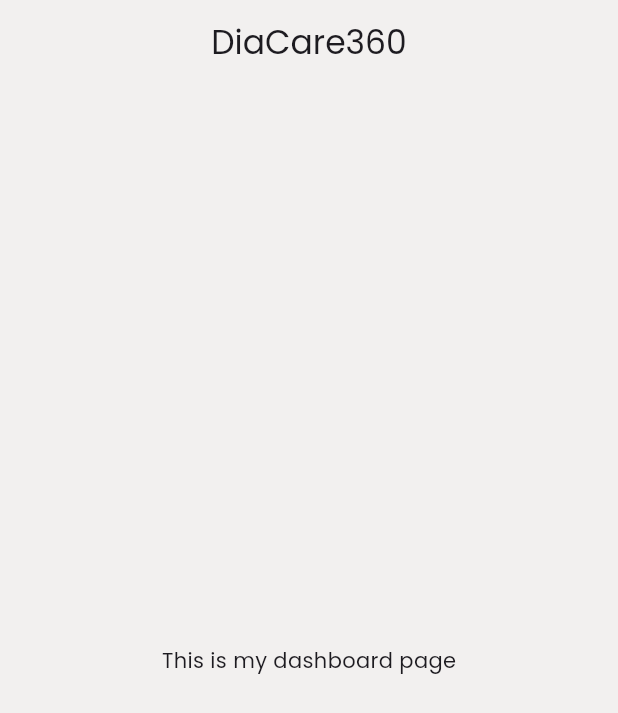
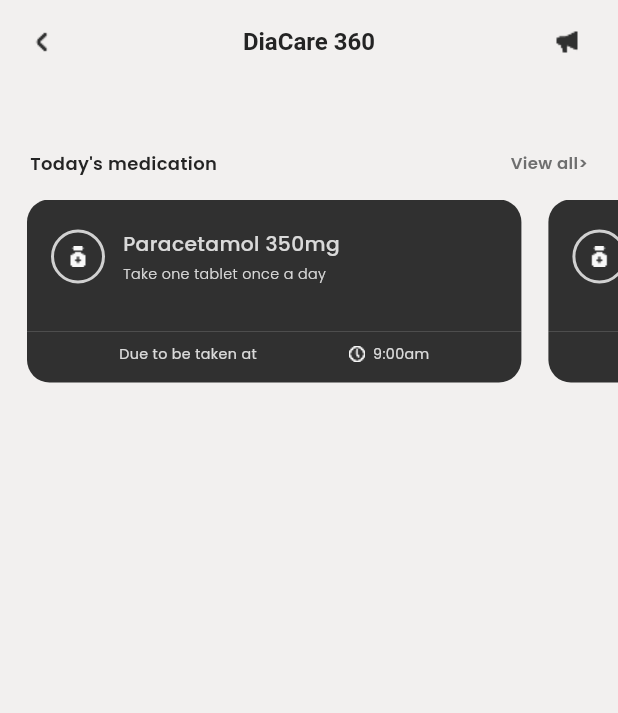
Before and after one commit to om13rajpal/diacare360, a Flutter app: the screen it shows after launch, on a phone screen of 412 x 824 dp. Shown: the top 713 px of the screen. Run offline on Flutter 3.47's test engine with Material 3 defaults, Android fonts, the light colour scheme and no system bars.

Commit message:
added a navbar and a medicine card component

```diff
--- a/lib/pages/dashboard.dart
+++ b/lib/pages/dashboard.dart
@@ -1,4 +1,7 @@
+import 'package:diacare360/utils/medicinecard.dart';
+import 'package:diacare360/utils/newsegment.dart';
 import 'package:flutter/material.dart';
+import 'package:diacare360/utils/appbar.dart';
 
 class DashBoard extends StatelessWidget {
   const DashBoard({super.key});
@@ -6,13 +9,32 @@ class DashBoard extends StatelessWidget {
   @override
   Widget build(BuildContext context) {
     return Scaffold(
-      appBar: AppBar(
-        elevation: 0,
-        backgroundColor: Theme.of(context).scaffoldBackgroundColor,
-        title: Text('DiaCare360'),
-        centerTitle: true,
+      body: SafeArea(
+        child: CustomScrollView(
+          slivers: [
+            MyAppBar(title: "DiaCare 360"),
+            SliverToBoxAdapter(
+              child: Column(
+                children: [
+                  NewSegment(title: "Today's medication"),
+                  SizedBox(height: 16),
+                  SizedBox(
+                    height: 122,
+                    child: ListView.builder(
+                      itemCount: 5,
+                      physics: BouncingScrollPhysics(),
+                      scrollDirection: Axis.horizontal,
+                      itemBuilder: (context, index) {
+                        return MedicineCard(title: 'Paracetamol 350mg', time: '9:00am',);
+                      },
+                    ),
+                  ),
+                ],
+              ),
+            ),
+          ],
+        ),
       ),
-      body: SafeArea(child: Center(child: Text("This is my dashboard page"))),
     );
   }
 }
--- /dev/null
+++ b/lib/utils/appbar.dart
@@ -0,0 +1,44 @@
+import 'package:flutter/material.dart';
+
+class MyAppBar extends StatelessWidget {
+  final String title;
+  const MyAppBar({super.key, required this.title});
+
+  @override
+  Widget build(BuildContext context) {
+    return SliverAppBar(
+      backgroundColor: Theme.of(context).scaffoldBackgroundColor,
+      floating: true,
+      centerTitle: true,
+      title: Text(title),
+      titleTextStyle: TextStyle(
+        fontWeight: FontWeight.w600,
+        fontSize: 16,
+        color: Color(0xff242424),
+      ),
+      elevation: 0,
+      snap: true,
+      actionsPadding: EdgeInsets.all(10),
+      actions: [
+        IconButton(
+          onPressed: () {
+            print('announcement');
+          },
+          icon: Image.asset(
+            'assets/icons/announcement.png',
+            width: 18,
+            cacheWidth: 18,
+          ),
+        ),
+      ],
+      pinned: false,
+      expandedHeight: 100,
+      leading: IconButton(
+        onPressed: () {
+          print('logout');
+        },
+        icon: Image.asset('assets/icons/logout.png', cacheWidth: 20, width: 20),
+      ),
+    );
+  }
+}
--- /dev/null
+++ b/lib/utils/medicinecard.dart
@@ -0,0 +1,104 @@
+import 'package:flutter/material.dart';
+
+class MedicineCard extends StatelessWidget {
+  final String title;
+  final String time;
+  const MedicineCard({super.key, required this.title, required this.time});
+
+  @override
+  Widget build(BuildContext context) {
+    return Container(
+      margin: EdgeInsets.only(left: 18),
+      width: MediaQuery.of(context).size.width * 0.8,
+      decoration: BoxDecoration(
+        color: Color(0xff303030),
+        borderRadius: BorderRadius.circular(15),
+      ),
+      child: Column(
+        children: [
+          Padding(
+            padding: const EdgeInsets.only(left: 16, top: 20),
+            child: Row(
+              crossAxisAlignment: CrossAxisAlignment.start,
+              children: [
+                Container(
+                  width: 36,
+                  height: 36,
+                  decoration: BoxDecoration(
+                    borderRadius: BorderRadius.circular(18),
+                    border: Border.all(
+                      color: Color.fromARGB(204, 249, 249, 249),
+                      width: 2,
+                    ),
+                  ),
+                  child: Image.asset(
+                    'assets/icons/medicine.png',
+                    width: 14,
+                    cacheWidth: 14,
+                  ),
+                ),
+                SizedBox(width: 12),
+                Column(
+                  crossAxisAlignment: CrossAxisAlignment.start,
+                  children: [
+                    Text(
+                      title,
+                      style: TextStyle(
+                        color: Color.fromARGB(216, 249, 249, 249),
+                        fontWeight: FontWeight.w500,
+                        fontSize: 13.5,
+                      ),
+                    ),
+                    SizedBox(height: 4),
+                    Text(
+                      'Take one tablet once a day',
+                      style: TextStyle(
+                        color: Color.fromARGB(216, 249, 249, 249),
+                        fontWeight: FontWeight.w300,
+                        fontSize: 9.5,
+                      ),
+                    ),
+                  ],
+                ),
+              ],
+            ),
+          ),
+          SizedBox(height: 23),
+          Divider(color: Color.fromARGB(255, 249, 249, 249), thickness: 0.1),
+          Row(
+            mainAxisAlignment: MainAxisAlignment.spaceEvenly,
+            crossAxisAlignment: CrossAxisAlignment.center,
+            children: [
+              Text(
+                'Due to be taken at',
+                style: TextStyle(
+                  fontSize: 9.5,
+                  fontWeight: FontWeight.w400,
+                  color: Color.fromARGB(216, 249, 249, 249),
+                ),
+              ),
+              Row(
+                children: [
+                  Image.asset(
+                    'assets/icons/clock.png',
+                    width: 11,
+                    cacheWidth: 11,
+                  ),
+                  SizedBox(width: 5),
+                  Text(
+                    time,
+                    style: TextStyle(
+                      fontSize: 9.5,
+                      fontWeight: FontWeight.w400,
+                      color: Color.fromARGB(216, 249, 249, 249),
+                    ),
+                  ),
+                ],
+              ),
+            ],
+          ),
+        ],
+      ),
+    );
+  }
+}
--- /dev/null
+++ b/lib/utils/newsegment.dart
@@ -0,0 +1,34 @@
+import 'package:flutter/material.dart';
+
+class NewSegment extends StatelessWidget {
+  final String title;
+  const NewSegment({super.key, required this.title});
+
+  @override
+  Widget build(BuildContext context) {
+    return Padding(
+      padding: const EdgeInsets.symmetric(horizontal: 20),
+      child: Row(
+        mainAxisAlignment: MainAxisAlignment.spaceBetween,
+        children: [
+          Text(
+            title,
+            style: TextStyle(
+              fontSize: 12,
+              fontWeight: FontWeight.w600,
+              color: Color(0xFF242424),
+            ),
+          ),
+          Text(
+            'View all>',
+            style: TextStyle(
+              fontSize: 11,
+              fontWeight: FontWeight.w600,
+              color: Color(0xFF6F6F6F),
+            ),
+          ),
+        ],
+      ),
+    );
+  }
+}
--- a/pubspec.yaml
+++ b/pubspec.yaml
@@ -57,9 +57,8 @@ flutter:
   uses-material-design: true
 
   # To add to your application, add an section, like this:
-  #
-  #   - images/a_dot_burr.jpeg
-  #   - images/a_dot_ham.jpeg
+  assets:
+    - assets/icons/
 
   # An image asset can refer to one or more resolution-specific "variants", see
   # https://flutter.dev/to/resolution-aware-images
```
Also changed, not shown: assets/icons/announcement.png (added), assets/icons/clock.png (added), assets/icons/logout.png (added), assets/icons/medicine.png (added).
